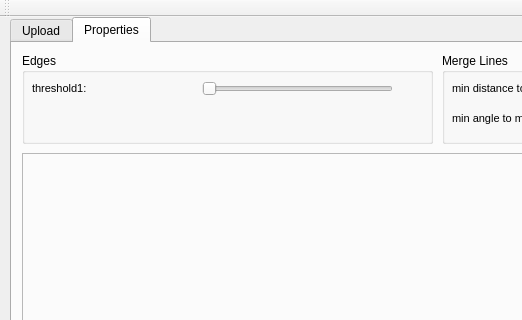
Old version of the form mainwindow.ui in the repository inbar2748/DendriteProject; both pictures show x 0 to 522 and y 0 to 320 of the 689 by 610 pixel window.
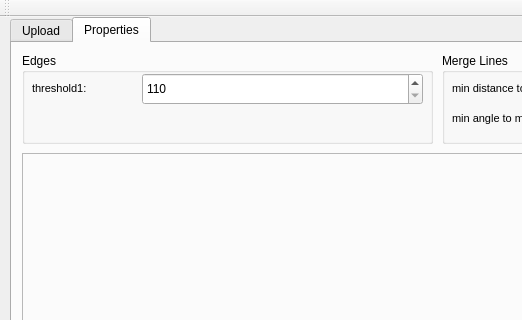
New version of the form. The open tabs and pages were chosen to show the change.

What changed in the file:
```diff
--- a/mainwindow.ui
+++ b/mainwindow.ui
@@ -167,27 +167,26 @@
         <string>threshold1:</string>
        </property>
       </widget>
-      <widget class="QSlider" name="threshold1_slider">
+      <widget class="QSplitter" name="splitter">
        <property name="geometry">
         <rect>
-         <x>180</x>
+         <x>120</x>
          <y>20</y>
-         <width>191</width>
-         <height>31</height>
+         <width>281</width>
+         <height>32</height>
         </rect>
        </property>
-       <property name="maximum">
-        <number>250</number>
-       </property>
-       <property name="singleStep">
-        <number>1</number>
-       </property>
-       <property name="tracking">
-        <bool>true</bool>
-       </property>
        <property name="orientation">
         <enum>Qt::Horizontal</enum>
        </property>
+       <widget class="QSpinBox" name="threshold1_slider_2">
+        <property name="minimum">
+         <number>110</number>
+        </property>
+        <property name="maximum">
+         <number>200</number>
+        </property>
+       </widget>
       </widget>
      </widget>
      <widget class="QGroupBox" name="groupBox_3">
```
Left out of the diff: 14 changed lines with no effect on the pictures.
